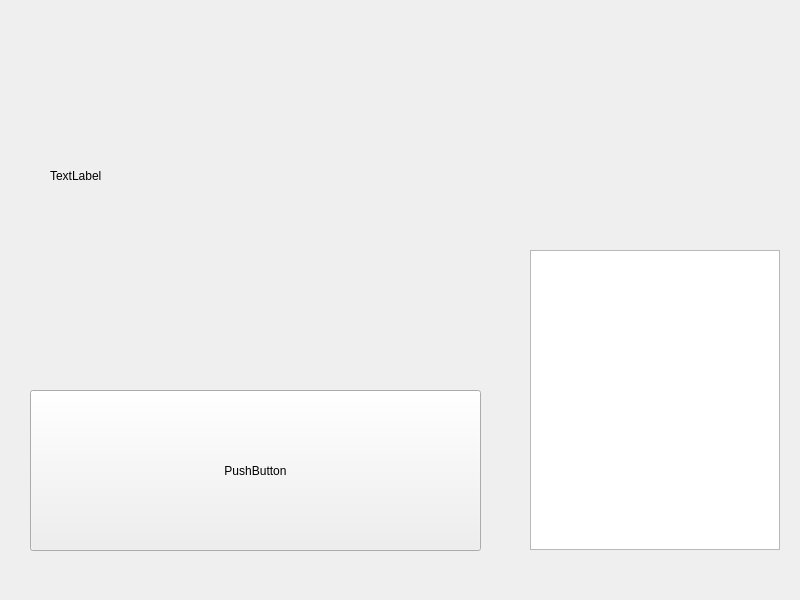
First picture: the form in ImageConfiguration/imageconfiguration.ui, repository gxiang0823/QtProject, before the edit.
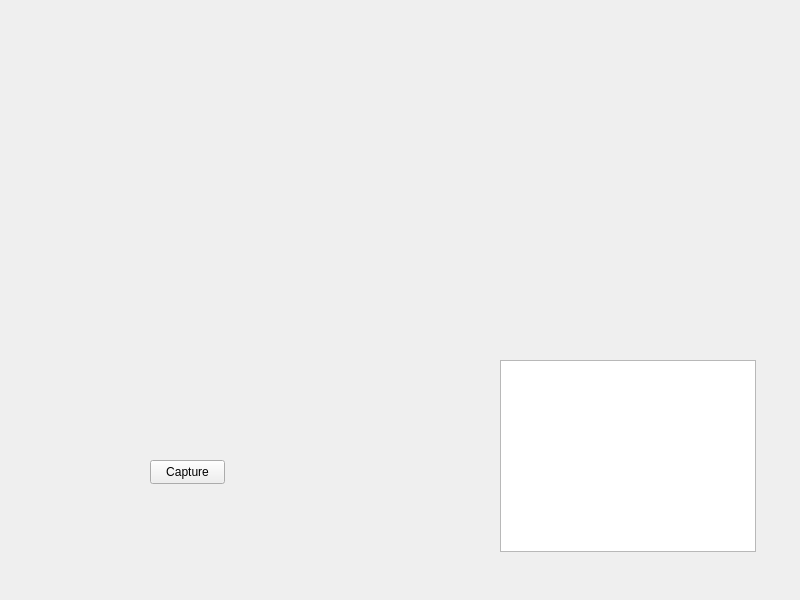
Second picture: the form after the edit.

Diff of the .ui file:
```diff
--- a/ImageConfiguration/imageconfiguration.ui
+++ b/ImageConfiguration/imageconfiguration.ui
@@ -25,52 +25,27 @@
   <property name="windowTitle">
    <string>ImageConfiguration</string>
   </property>
-  <widget class="QLabel" name="label">
-   <property name="geometry">
-    <rect>
-     <x>50</x>
-     <y>60</y>
-     <width>331</width>
-     <height>231</height>
-    </rect>
-   </property>
-   <property name="text">
-    <string>TextLabel</string>
-   </property>
-  </widget>
-  <widget class="QPushButton" name="cpatureButton">
-   <property name="geometry">
-    <rect>
-     <x>30</x>
-     <y>390</y>
-     <width>451</width>
-     <height>161</height>
-    </rect>
-   </property>
-   <property name="text">
-    <string>PushButton</string>
-   </property>
-  </widget>
   <widget class="QTextBrowser" name="textBrowser">
    <property name="geometry">
     <rect>
-     <x>530</x>
-     <y>250</y>
-     <width>250</width>
-     <height>300</height>
+     <x>500</x>
+     <y>360</y>
+     <width>256</width>
+     <height>192</height>
     </rect>
    </property>
-   <property name="minimumSize">
-    <size>
-     <width>250</width>
-     <height>300</height>
-    </size>
+  </widget>
+  <widget class="QPushButton" name="captureButton">
+   <property name="geometry">
+    <rect>
+     <x>150</x>
+     <y>460</y>
+     <width>75</width>
+     <height>24</height>
+    </rect>
    </property>
-   <property name="maximumSize">
-    <size>
-     <width>250</width>
-     <height>300</height>
-    </size>
+   <property name="text">
+    <string>Capture</string>
    </property>
   </widget>
  </widget>
```
